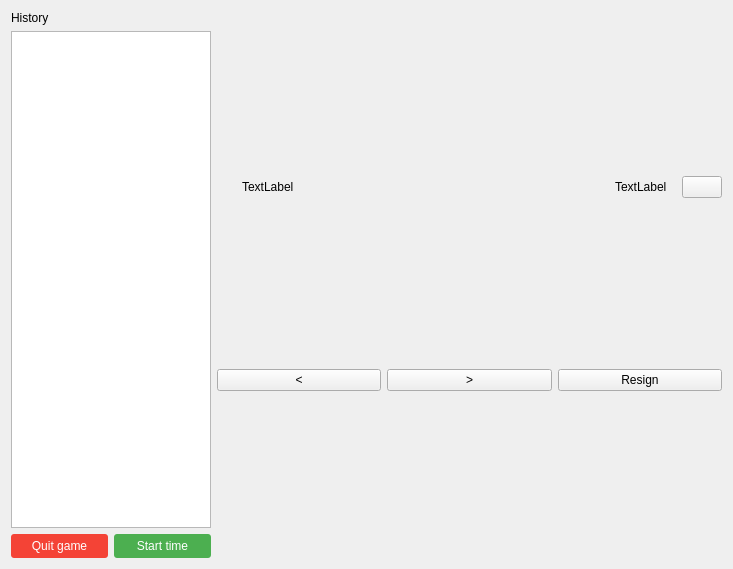
Before: the Qt Designer form python/ui/gamePage.ui in LepTho2233127/CNChess, drawn with Qt 5.
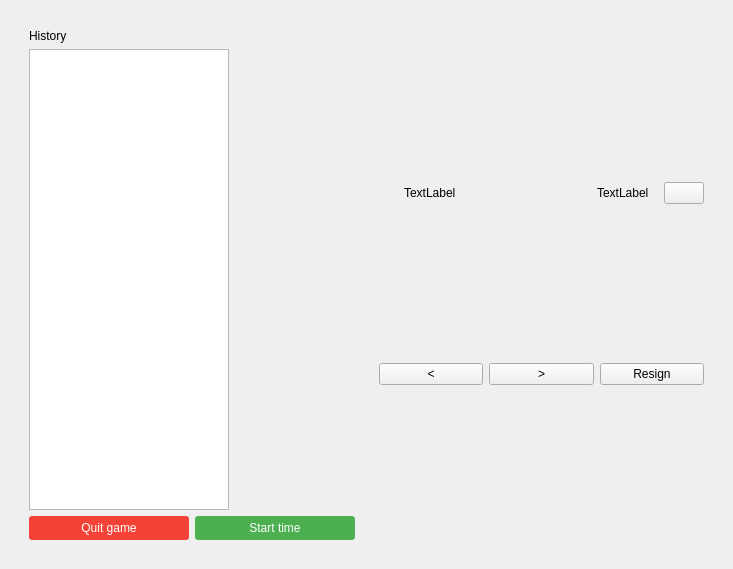
After: the same form once the commit is applied. Icons and pictures are not drawn.

Commit message: added outline to game page

What changed in the file:
```diff
--- a/python/ui/gamePage.ui
+++ b/python/ui/gamePage.ui
@@ -15,8 +15,10 @@
   </property>
   <layout class="QVBoxLayout" name="verticalLayout">
    <item>
+    <widget class="QFrame" name="mainGameFrame">
     <layout class="QHBoxLayout" name="horizontalLayout_GameMain" stretch="0,0">
      <item>
+       <widget class="QFrame" name="leftPanelFrame">
       <layout class="QVBoxLayout" name="layout_Left">
        <item>
         <widget class="QLabel" name="labelHistory">
@@ -84,8 +86,10 @@
         </layout>
        </item>
       </layout>
+       </widget>
      </item>
      <item>
+       <widget class="QFrame" name="rightPanelFrame">
       <layout class="QVBoxLayout" name="rightLayout" stretch="0,0,0">
        <item>
         <layout class="QHBoxLayout" name="layout_Timers" stretch="0,0,1,0,0,0">
@@ -182,8 +186,10 @@
         </layout>
        </item>
       </layout>
-     </item>
-    </layout>
+       </widget>
+      </item>
+     </layout>
+    </widget>
    </item>
   </layout>
  </widget>
```
Lines whose indentation alone changed are shown as unchanged.
